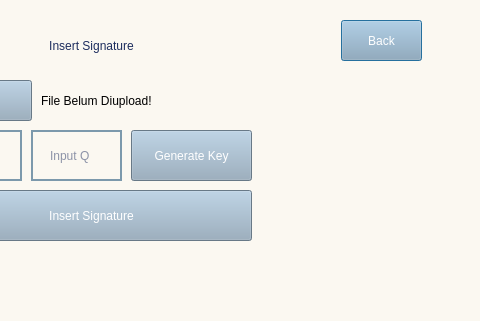
Above: insertSigSatu.ui from stellaribli/DigitalSignature before the change; both pictures show x 309 to 789 and y 0 to 321 of the 789 by 321 pixel window. Below: the same form after it.
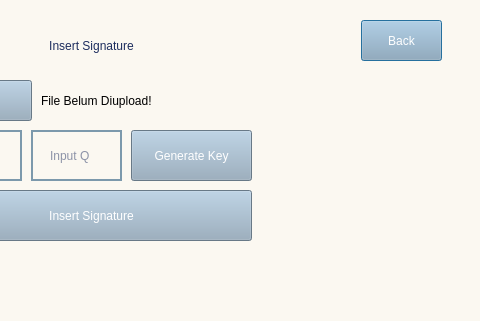
That is the form after the change.

Patch:
```diff
--- a/insertSigSatu.ui
+++ b/insertSigSatu.ui
@@ -21,7 +21,7 @@
   <widget class="QPushButton" name="backButton">
    <property name="geometry">
     <rect>
-     <x>650</x>
+     <x>670</x>
      <y>20</y>
      <width>81</width>
      <height>41</height>
```
